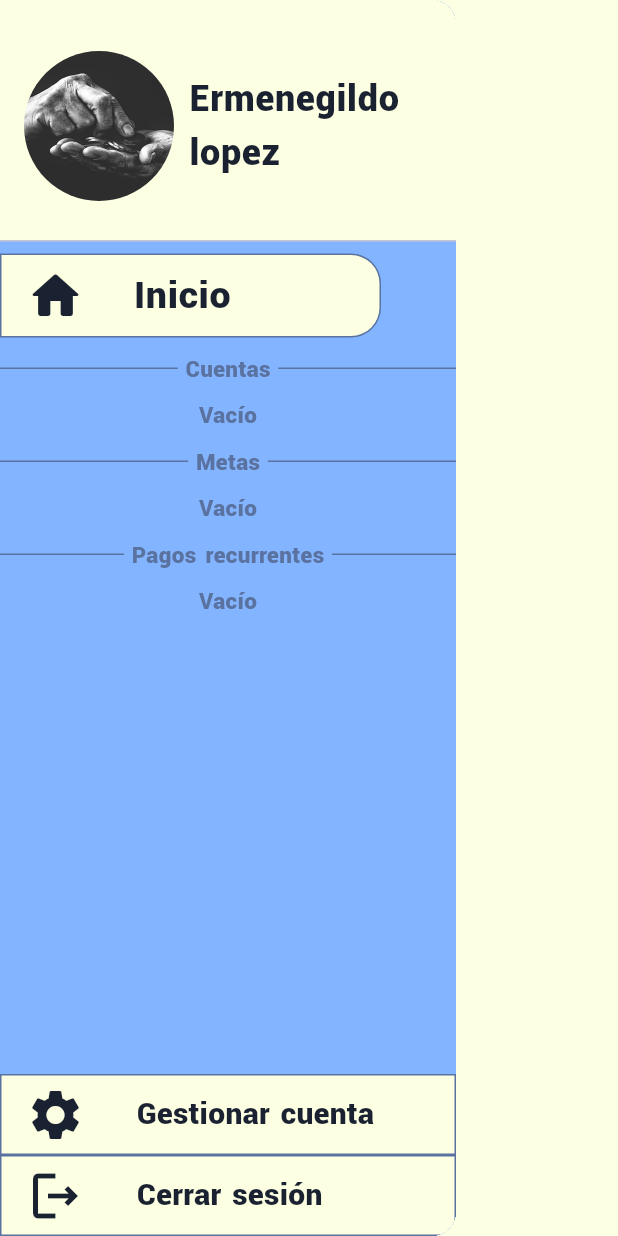
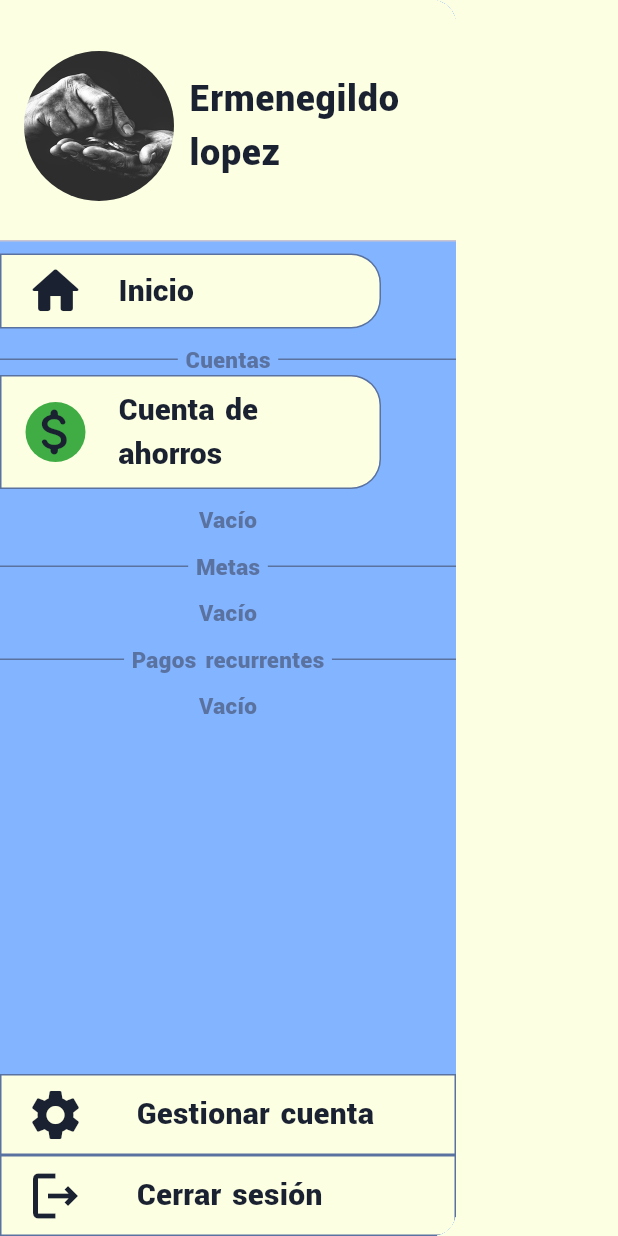
Before and after one commit to H4uSen/App-FINTES, a Flutter app: the CustomDrawer widget shown alone on an empty page, opened directly, on a phone screen of 412 x 824 dp. Run offline on Flutter 3.47's test engine with Material 3 defaults, Android fonts, the phone set to English and light mode, and no system bars.

```diff
--- a/lib/main.dart
+++ b/lib/main.dart
@@ -1,4 +1,5 @@
 // main.dart
+import 'package:app_fintes/pages/home_page.dart';
 import 'package:app_fintes/pages/principal_page.dart';
 import 'package:app_fintes/pages/login_page.dart';
 import 'package:app_fintes/pages/registro_page.dart';
@@ -22,6 +23,7 @@
         '/principal': (context) => const PrincipalPage(),
         '/login': (context) => const LoginPage(),
         '/registro': (context) => const RegistroPage(),
+        '/home': (context) => const InicioPage(),
       },
     );
   }
--- a/lib/widgets/drawer/drawer.dart
+++ b/lib/pages/drawer.dart
@@ -1,5 +1,5 @@
 import 'package:app_fintes/widgets/drawer/divider.dart';
-import 'package:app_fintes/widgets/drawer/drawer_navbutton.dart';
+import 'package:app_fintes/widgets/drawer/drawer_navtile.dart';
 import 'package:app_fintes/widgets/drawer/setting_navtile.dart';
 import 'package:app_fintes/widgets/theme_config.dart';
 import 'package:flutter/material.dart';
@@ -65,6 +65,7 @@
 
                 //TODO: Hacer que los botones se les ponga una sombra para identificar la pagina actual y añadir la navegación a las otras paginas
                 const CustomDivider(title: 'Cuentas'),
+                DrawerNavTile(title: 'Cuenta de ahorros', icon: Icons.attach_money_rounded, onTap: (){}, iconBkgColor: CustomColors.green,),
                 const CustomDivider(title: 'Vacío', showLines: false),
                 //TODO: Agregar un list builder que cree los botones y muestre las cuentas del usuario
                 const CustomDivider(title: 'Metas'),
@@ -78,7 +79,11 @@
           ),
 
           const SettingNavtile(title: 'Gestionar cuenta',icon: Icons.settings),
-          const SettingNavtile(title: 'Cerrar sesión', icon: Icons.logout_outlined)
+          SettingNavtile(
+              title: 'Cerrar sesión',
+              icon: Icons.logout_outlined,
+              onTap: () => Navigator.pushReplacementNamed(context, '/principal'),
+              ),
 
         ],
       ),
--- a/lib/pages/principal_page.dart
+++ b/lib/pages/principal_page.dart
@@ -63,7 +63,7 @@
                     ),
                     const SizedBox(height: 35),
                     OutlinedButton(
-                     onPressed: (){
+                      onPressed: (){
                         Navigator.pushNamed(context, '/registro');
                       },
                       style: OutlinedButton.styleFrom(
--- a/lib/widgets/drawer/drawer_navbutton.dart
+++ b/lib/widgets/drawer/drawer_navtile.dart
@@ -4,12 +4,13 @@
 
 class DrawerNavTile extends StatelessWidget {
   const DrawerNavTile({
-    super.key, required this.title, required this.icon, required this.iconBkgColor, required this.onTap, this.subtitle
+    super.key, required this.title, required this.icon, required this.iconBkgColor, required this.onTap, this.subtitle, this.subColor =CustomColors.black
   });
   final String? subtitle;
   final String title;
   final IconData icon;
   final Color iconBkgColor;
+  final Color subColor;
   final void Function()? onTap;
 
   @override
@@ -35,11 +36,15 @@
           ),
           child: Icon(icon, color: CustomColors.black, size: 40),
         ),
-        subtitle: (subtitle != null)?Text('Hello', style: Theme.of(context).textTheme.bodySmall,):null,
+        subtitle:
+          (subtitle != null )?
+            Row(mainAxisAlignment: MainAxisAlignment.end ,children:[Text(subtitle!, style: TextStyle(fontSize: 15, color: subColor),)])
+            :null,
         title: Padding(
-            padding: const EdgeInsets.only(left: 20),
-            child: Text(title, style: Theme.of(context).textTheme.bodyLarge, maxLines: 1, overflow: TextOverflow.ellipsis,),
+            padding: const EdgeInsets.only(left: 10),
+            child: Text(title, style: Theme.of(context).textTheme.titleSmall, maxLines: 2, overflow: TextOverflow.ellipsis,),
           ),
+
         onTap: onTap,
       ),
     );
--- a/lib/widgets/drawer/setting_navtile.dart
+++ b/lib/widgets/drawer/setting_navtile.dart
@@ -3,11 +3,12 @@
 
 class SettingNavtile extends StatelessWidget {
   const SettingNavtile({
-    super.key, required this.title, required this.icon, this.subtitle
+    super.key, required this.title, required this.icon, this.subtitle, this.onTap
   });
   final String title;
   final String? subtitle;
   final IconData icon;
+  final void Function()? onTap;
 
   @override
   Widget build(BuildContext context) {
@@ -31,6 +32,7 @@
           padding: const EdgeInsets.only(left: 20),
           child: Text(title, style: Theme.of(context).textTheme.bodyMedium,maxLines: 1, overflow: TextOverflow.ellipsis,),
         ),
-      onTap: (){});
+      onTap: onTap
+      );
   }
 }
--- a/lib/widgets/theme_config.dart
+++ b/lib/widgets/theme_config.dart
@@ -5,7 +5,12 @@
   static const Color black = Color.fromRGBO(26, 33, 48, 1);
   static const Color lightBlue = Color.fromRGBO(131, 180, 255, 1);
   static const Color darkBlue = Color.fromRGBO(90, 114, 160, 1);
+  static const Color green = Color.fromARGB(255, 64, 172, 68);
+  static const Color red =  Color.fromARGB(255, 189, 64, 55);
 }
+
+
+
 ThemeData customThemeData = ThemeData(
         fontFamily:'Roboto',
         primaryColor: CustomColors.lightBlue,
@@ -19,18 +24,25 @@
           titleTextStyle: TextStyle(color: CustomColors.black, fontSize: 30, fontFamily: 'Roboto', wordSpacing: 2),
         ),
         textTheme: const TextTheme(
-          titleSmall: TextStyle(color: CustomColors.black, fontSize: 20, wordSpacing: 2),
-          bodySmall: TextStyle(color: CustomColors.black, fontSize: 15, wordSpacing: 2),
-          headlineSmall: TextStyle(color: CustomColors.black, fontSize: 25, wordSpacing: 2),
 
-          titleMedium: TextStyle(color: CustomColors.black, fontSize: 30, wordSpacing: 2),
-          bodyMedium: TextStyle(color: CustomColors.black, fontSize: 20, wordSpacing: 2),
-          headlineMedium: TextStyle(color: CustomColors.black, fontSize: 35, wordSpacing: 2),
-          labelMedium: TextStyle(color: CustomColors.black, fontSize: 20, wordSpacing: 2),
+          titleSmall: TextStyle(color: CustomColors.black, fontSize: 20, wordSpacing: 2, overflow: TextOverflow.ellipsis),
+          bodySmall: TextStyle(color: CustomColors.black, fontSize: 15, wordSpacing: 2, overflow: TextOverflow.ellipsis),
+          headlineSmall: TextStyle(color: CustomColors.black, fontSize: 25, wordSpacing: 2, overflow: TextOverflow.ellipsis),
 
-          titleLarge: TextStyle(color: CustomColors.black, fontSize: 40, wordSpacing: 2),
-          bodyLarge: TextStyle(color: CustomColors.black, fontSize: 25, wordSpacing: 2),
-          headlineLarge: TextStyle(color: CustomColors.black, fontSize: 45, wordSpacing: 2),
-          labelLarge: TextStyle(color: CustomColors.black, fontSize: 25, wordSpacing: 2),
+          titleMedium: TextStyle(color: CustomColors.black, fontSize: 30, wordSpacing: 2, overflow: TextOverflow.ellipsis),
+          bodyMedium: TextStyle(color: CustomColors.black, fontSize: 20, wordSpacing: 2, overflow: TextOverflow.ellipsis),
+          headlineMedium: TextStyle(color: CustomColors.black, fontSize: 35, wordSpacing: 2, overflow: TextOverflow.ellipsis),
+          labelMedium: TextStyle(color: CustomColors.black, fontSize: 20, wordSpacing: 2, overflow: TextOverflow.ellipsis),
+
+          titleLarge: TextStyle(color: CustomColors.black, fontSize: 40, wordSpacing: 2, overflow: TextOverflow.ellipsis),
+          bodyLarge: TextStyle(color: CustomColors.black, fontSize: 25, wordSpacing: 2, overflow: TextOverflow.ellipsis),
+          headlineLarge: TextStyle(color: CustomColors.black, fontSize: 45, wordSpacing: 2, overflow: TextOverflow.ellipsis),
+          labelLarge: TextStyle(color: CustomColors.black, fontSize: 25, wordSpacing: 2, overflow: TextOverflow.ellipsis),
         ),
+        floatingActionButtonTheme: const FloatingActionButtonThemeData(
+          backgroundColor: CustomColors.darkBlue,
+          foregroundColor: CustomColors.white,
+        ),
+
+
       );
```
Also changed, not shown: lib/business_logic/transaction_details.dart (added, +7 -0 lines), lib/pages/home_page.dart (+28 -3 lines), lib/widgets/home/goal_card.dart (added, +114 -0 lines), lib/widgets/home/recentactivity_tile.dart (added, +113 -0 lines).
